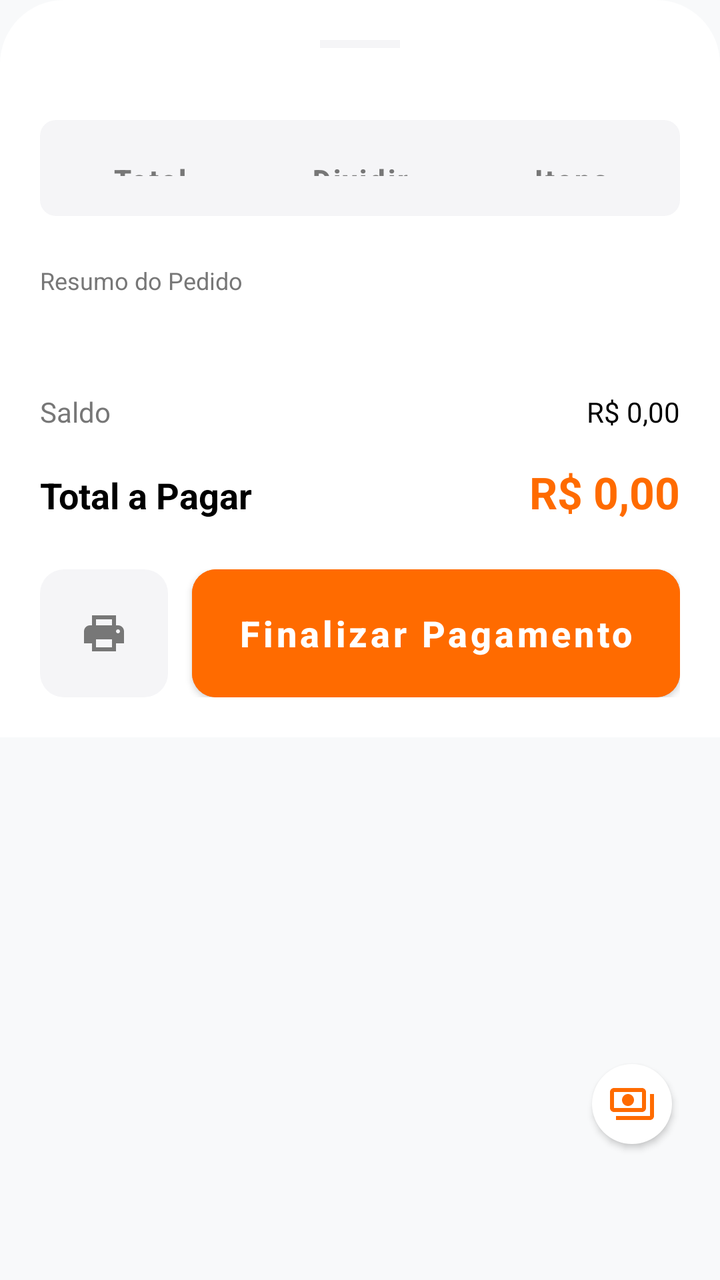
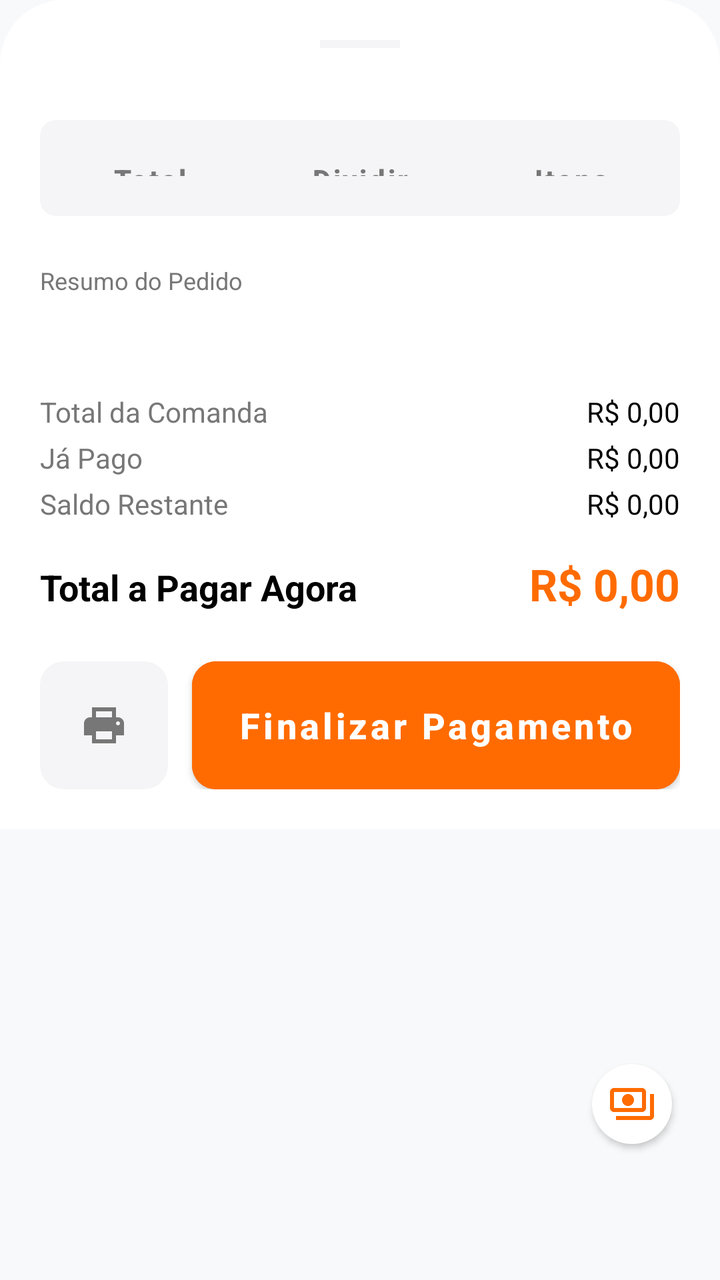

An Android layout rendered at two revisions. The XML below is the earlier revision; the diff shows what the commit changed to produce the second picture.
<!-- AndroidManifest.xml: application theme Theme.SmartPosPdvPro -->
<!-- res/layout/layout_table_checkout.xml -->
<FrameLayout xmlns:android="http://schemas.android.com/apk/res/android"
    xmlns:app="http://schemas.android.com/apk/res-auto"
    android:layout_width="match_parent"
    android:layout_height="wrap_content">

    <androidx.core.widget.NestedScrollView
        android:layout_width="match_parent"
        android:layout_height="wrap_content"
        android:background="@drawable/bg_cart_sheet">

        <LinearLayout
            android:layout_width="match_parent"
            android:layout_height="wrap_content"
            android:orientation="vertical"
            android:padding="20dp">

            
            <View
                android:layout_width="40dp"
                android:layout_height="4dp"
                android:layout_gravity="center_horizontal"
                android:background="@color/category_inactive"
                android:layout_marginBottom="20dp" />

            
            <com.google.android.material.button.MaterialButtonToggleGroup
                android:id="@+id/toggleGroupMode"
                android:layout_width="match_parent"
                android:layout_height="48dp"
                app:singleSelection="true"
                app:selectionRequired="true"
                android:layout_marginTop="16dp"
                android:background="@drawable/bg_toggle_group"
                android:padding="2dp">
                <Button
                    android:id="@+id/btnModeFull"
                    style="@style/Widget.MaterialComponents.Button.TextButton"
                    android:layout_width="0dp"
                    android:layout_weight="1"
                    android:layout_height="match_parent"
                    android:text="Total"
                    android:textColor="@color/text_secondary"
                    app:cornerRadius="8dp" />
                <Button
                    android:id="@+id/btnModeSplitPeople"
                    style="@style/Widget.MaterialComponents.Button.TextButton"
                    android:layout_width="0dp"
                    android:layout_weight="1"
                    android:layout_height="match_parent"
                    android:text="Dividir"
                    android:textColor="@color/text_secondary"
                    app:cornerRadius="8dp" />
                <Button
                    android:id="@+id/btnModeSplitItems"
                    style="@style/Widget.MaterialComponents.Button.TextButton"
                    android:layout_width="0dp"
                    android:layout_weight="1"
                    android:layout_height="match_parent"
                    android:text="Itens"
                    android:textColor="@color/text_secondary"
                    app:cornerRadius="8dp" />
            </com.google.android.material.button.MaterialButtonToggleGroup>

            
            <LinearLayout
                android:id="@+id/layoutPeople"
                android:layout_width="match_parent"
                android:layout_height="wrap_content"
                android:orientation="vertical"
                android:layout_marginTop="16dp"
                android:visibility="gone">
                <TextView
                    android:layout_width="wrap_content"
                    android:layout_height="wrap_content"
                    android:text="Número de Pessoas"
                    android:textSize="12sp"
                    android:textColor="@color/text_secondary"
                    android:layout_marginBottom="8dp" />
                <EditText
                    android:id="@+id/etPeopleCount"
                    android:layout_width="match_parent"
                    android:layout_height="56dp"
                    android:background="@drawable/bg_quantity_selector_modern"
                    android:paddingHorizontal="16dp"
                    android:inputType="number"
                    android:text="1"
                    android:textStyle="bold"
                    android:textColor="@color/black" />
                <TextView
                    android:id="@+id/tvPerPersonValue"
                    android:layout_width="match_parent"
                    android:layout_height="wrap_content"
                    android:layout_marginTop="8dp"
                    android:text="Valor por pessoa: R$ 0,00"
                    android:textSize="14sp"
                    android:textColor="@color/primary"
                    android:textStyle="bold" />
            </LinearLayout>

            
            <LinearLayout
                android:id="@+id/layoutItems"
                android:layout_width="match_parent"
                android:layout_height="wrap_content"
                android:orientation="vertical"
                android:layout_marginTop="16dp"
                android:visibility="gone">
                <TextView
                    android:layout_width="wrap_content"
                    android:layout_height="wrap_content"
                    android:text="Selecione os Itens"
                    android:textSize="12sp"
                    android:textColor="@color/text_secondary"
                    android:layout_marginBottom="8dp" />
                <androidx.recyclerview.widget.RecyclerView
                    android:id="@+id/rvSelectItems"
                    android:layout_width="match_parent"
                    android:layout_height="wrap_content"
                    android:nestedScrollingEnabled="false" />
            </LinearLayout>

            
            <TextView
                android:layout_width="wrap_content"
                android:layout_height="wrap_content"
                android:text="Resumo do Pedido"
                android:textSize="12sp"
                android:textColor="@color/text_secondary"
                android:layout_marginTop="24dp"
                android:layout_marginBottom="8dp" />
            <androidx.recyclerview.widget.RecyclerView
                android:id="@+id/rvCheckoutItems"
                android:layout_width="match_parent"
                android:layout_height="wrap_content"
                android:nestedScrollingEnabled="false" />

            <LinearLayout
                android:id="@+id/layoutTaxBreakdown"
                android:layout_width="match_parent"
                android:layout_height="wrap_content"
                android:orientation="vertical"
                android:layout_marginTop="16dp" />

            
            <LinearLayout
                android:layout_width="match_parent"
                android:layout_height="wrap_content"
                android:orientation="vertical"
                android:layout_marginTop="24dp"
                android:layout_marginBottom="16dp">

                <LinearLayout
                    android:layout_width="match_parent"
                    android:layout_height="wrap_content"
                    android:orientation="horizontal">
                    <TextView
                        android:layout_width="0dp"
                        android:layout_weight="1"
                        android:layout_height="wrap_content"
                        android:text="Saldo"
                        android:textSize="14sp"
                        android:textColor="@color/text_secondary" />
                    <TextView
                        android:id="@+id/tvPendingBalance"
                        android:layout_width="wrap_content"
                        android:layout_height="wrap_content"
                        android:text="R$ 0,00"
                        android:textSize="14sp"
                        android:textColor="@color/black" />
                </LinearLayout>

                <LinearLayout
                    android:layout_width="match_parent"
                    android:layout_height="wrap_content"
                    android:layout_marginTop="16dp"
                    android:orientation="horizontal">
                    <TextView
                        android:layout_width="0dp"
                        android:layout_weight="1"
                        android:layout_height="wrap_content"
                        android:text="Total a Pagar"
                        android:textSize="18sp"
                        android:textStyle="bold"
                        android:textColor="@color/black" />
                    <TextView
                        android:id="@+id/tvTotalToPay"
                        android:layout_width="wrap_content"
                        android:layout_height="wrap_content"
                        android:text="R$ 0,00"
                        android:textSize="22sp"
                        android:textStyle="bold"
                        android:textColor="@color/primary" />
                </LinearLayout>
            </LinearLayout>

            
            <LinearLayout
                android:layout_width="match_parent"
                android:layout_height="wrap_content"
                android:orientation="horizontal"
                android:layout_marginTop="8dp">

                <ImageButton
                    android:id="@+id/btnPrinter"
                    android:layout_width="64dp"
                    android:layout_height="64dp"
                    android:src="@drawable/ic_printer"
                    android:background="@drawable/bg_quantity_selector_modern"
                    app:tint="@color/text_secondary"
                    android:layout_marginEnd="12dp" />

                <Button
                    android:id="@+id/btnPayLink"
                    style="@style/Widget.SmartPos.Button"
                    android:layout_width="0dp"
                    android:layout_weight="1"
                    android:layout_height="64dp"
                    android:text="Finalizar Pagamento"
                    android:textSize="18sp"
                    android:backgroundTint="@color/primary"
                    android:textColor="@color/white" />
            </LinearLayout>

        </LinearLayout>
    </androidx.core.widget.NestedScrollView>

    <com.google.android.material.floatingactionbutton.FloatingActionButton
        android:id="@+id/fabCurrency"
        android:layout_width="wrap_content"
        android:layout_height="wrap_content"
        android:layout_gravity="bottom|end"
        android:layout_marginBottom="64dp"
        android:layout_marginEnd="20dp"
        android:src="@drawable/ic_payments_modern"
        app:backgroundTint="@color/white"
        app:tint="@color/primary"
        app:fabSize="mini"
        app:elevation="2dp"
        app:borderWidth="0dp"
        android:visibility="visible" />

    <include
        layout="@layout/layout_loading_overlay"
        android:id="@+id/loadingLayout" />

</FrameLayout>
<!-- res/layout/layout_loading_overlay.xml (included above) -->
<?xml version="1.0" encoding="utf-8"?>
<androidx.constraintlayout.widget.ConstraintLayout xmlns:android="http://schemas.android.com/apk/res/android"
    xmlns:app="http://schemas.android.com/apk/res-auto"
    android:id="@+id/loadingOverlay"
    android:layout_width="match_parent"
    android:layout_height="match_parent"
    android:background="#99000000"
    android:clickable="true"
    android:focusable="true"
    android:elevation="100dp"
    android:visibility="gone">

    <com.google.android.material.card.MaterialCardView
        android:layout_width="wrap_content"
        android:layout_height="wrap_content"
        app:cardCornerRadius="16dp"
        app:cardElevation="8dp"
        app:layout_constraintBottom_toBottomOf="parent"
        app:layout_constraintEnd_toEndOf="parent"
        app:layout_constraintStart_toStartOf="parent"
        app:layout_constraintTop_toTopOf="parent">

        <LinearLayout
            android:layout_width="wrap_content"
            android:layout_height="wrap_content"
            android:gravity="center"
            android:orientation="vertical"
            android:padding="24dp">

            <com.google.android.material.progressindicator.CircularProgressIndicator
                android:layout_width="wrap_content"
                android:layout_height="wrap_content"
                android:indeterminate="true"
                app:indicatorColor="@color/primary"
                app:indicatorSize="48dp"
                app:trackThickness="4dp" />

            <TextView
                android:layout_width="wrap_content"
                android:layout_height="wrap_content"
                android:layout_marginTop="16dp"
                android:text="Carregando..."
                android:textColor="@color/text_primary"
                android:textSize="14sp"
                android:textStyle="bold" />

        </LinearLayout>
    </com.google.android.material.card.MaterialCardView>

</androidx.constraintlayout.widget.ConstraintLayout>
<!-- resources referenced by this layout -->
<resources>
  <color name="black">#FF000000</color>
  <color name="category_inactive">#F5F5F7</color>
  <color name="primary">#FF6B00</color>
  <color name="text_primary">#333333</color>
  <color name="text_secondary">#777777</color>
  <color name="white">#FFFFFFFF</color>
  <!-- drawable bg_cart_sheet (drawable) -->
  <?xml version="1.0" encoding="utf-8"?>
  <shape xmlns:android="http://schemas.android.com/apk/res/android">
      <solid android:color="#FFFFFF" />
      <corners 
          android:topLeftRadius="32dp"
          android:topRightRadius="32dp" />
  </shape>
  <!-- drawable bg_quantity_selector_modern (drawable) -->
  <?xml version="1.0" encoding="utf-8"?>
  <shape xmlns:android="http://schemas.android.com/apk/res/android">
      <solid android:color="@color/category_inactive" />
      <corners android:radius="@dimen/radius_medium" />
  </shape>
  <!-- drawable bg_toggle_group (drawable) -->
  <?xml version="1.0" encoding="utf-8"?>
  <shape xmlns:android="http://schemas.android.com/apk/res/android">
      <solid android:color="@color/category_inactive" />
      <corners android:radius="8dp" />
  </shape>
  <style name="Widget.SmartPos.Button" parent="Widget.MaterialComponents.Button">
          <item name="cornerRadius">@dimen/radius_medium</item>
          <item name="android:insetTop">0dp</item>
          <item name="android:insetBottom">0dp</item>
          <item name="android:textAllCaps">false</item>
          <item name="android:textStyle">bold</item>
          <item name="android:paddingVertical">12dp</item>
      </style>
  <style name="Theme.SmartPosPdvPro" parent="Theme.MaterialComponents.Light.NoActionBar">
          <item name="colorPrimary">@color/primary</item>
          <item name="colorPrimaryVariant">@color/primary_variant</item>
          <item name="colorOnPrimary">@color/text_on_primary</item>
          <item name="colorSecondary">@color/secondary</item>
          <item name="colorOnSecondary">@color/white</item>
          <item name="android:windowBackground">@color/bg_light</item>
          <item name="android:statusBarColor">@color/bg_light</item>
          <item name="android:windowLightStatusBar">true</item>
          
          
          <item name="materialCardViewStyle">@style/Widget.SmartPos.Card</item>
          <item name="materialButtonStyle">@style/Widget.SmartPos.Button</item>
      </style>
  <dimen name="radius_medium">12dp</dimen>
  <color name="primary_variant">#E65100</color>
  <color name="text_on_primary">#FFFFFF</color>
  <color name="secondary">#333333</color>
  <color name="bg_light">#F8F9FA</color>
  <style name="Widget.SmartPos.Card" parent="Widget.MaterialComponents.CardView">
          <item name="cardCornerRadius">@dimen/radius_large</item>
          <item name="cardElevation">@dimen/elevation_low</item>
          <item name="cardBackgroundColor">@color/surface</item>
          <item name="android:clickable">true</item>
          <item name="android:focusable">true</item>
          <item name="android:foreground">?attr/selectableItemBackground</item>
          <item name="strokeWidth">0dp</item>
      </style>
  <dimen name="radius_large">16dp</dimen>
  <dimen name="elevation_low">2dp</dimen>
  <color name="surface">#FFFFFF</color>
  <!-- unchanged entries left out for length: 2 -->
</resources>

<!-- the commit's change to res/layout/layout_table_checkout.xml (unified diff, before → after) -->
@@ -149,6 +149,30 @@
                 android:layout_marginTop="24dp"
                 android:layout_marginBottom="16dp">
 
+                
+                <LinearLayout
+                    android:id="@+id/layoutPaymentsContainer"
+                    android:layout_width="match_parent"
+                    android:layout_height="wrap_content"
+                    android:orientation="vertical"
+                    android:layout_marginBottom="16dp"
+                    android:visibility="gone">
+
+                    <TextView
+                        android:layout_width="wrap_content"
+                        android:layout_height="wrap_content"
+                        android:text="@string/payments_made"
+                        android:textSize="12sp"
+                        android:textColor="@color/text_secondary"
+                        android:layout_marginBottom="8dp" />
+
+                    <LinearLayout
+                        android:id="@+id/layoutPaymentsList"
+                        android:layout_width="match_parent"
+                        android:layout_height="wrap_content"
+                        android:orientation="vertical" />
+                </LinearLayout>
+
                 <LinearLayout
                     android:layout_width="match_parent"
                     android:layout_height="wrap_content"
@@ -157,7 +181,49 @@
                         android:layout_width="0dp"
                         android:layout_weight="1"
                         android:layout_height="wrap_content"
-                        android:text="Saldo"
+                        android:text="@string/comanda_total"
+                        android:textSize="14sp"
+                        android:textColor="@color/text_secondary" />
+                    <TextView
+                        android:id="@+id/tvComandaTotal"
+                        android:layout_width="wrap_content"
+                        android:layout_height="wrap_content"
+                        android:text="R$ 0,00"
+                        android:textSize="14sp"
+                        android:textColor="@color/black" />
+                </LinearLayout>
+
+                <LinearLayout
+                    android:layout_width="match_parent"
+                    android:layout_height="wrap_content"
+                    android:layout_marginTop="4dp"
+                    android:orientation="horizontal">
+                    <TextView
+                        android:layout_width="0dp"
+                        android:layout_weight="1"
+                        android:layout_height="wrap_content"
+                        android:text="@string/total_paid"
+                        android:textSize="14sp"
+                        android:textColor="@color/text_secondary" />
+                    <TextView
+                        android:id="@+id/tvTotalPaid"
+                        android:layout_width="wrap_content"
+                        android:layout_height="wrap_content"
+                        android:text="R$ 0,00"
+                        android:textSize="14sp"
+                        android:textColor="@color/black" />
+                </LinearLayout>
+
+                <LinearLayout
+                    android:layout_width="match_parent"
+                    android:layout_height="wrap_content"
+                    android:layout_marginTop="4dp"
+                    android:orientation="horizontal">
+                    <TextView
+                        android:layout_width="0dp"
+                        android:layout_weight="1"
+                        android:layout_height="wrap_content"
+                        android:text="@string/remaining_balance"
                         android:textSize="14sp"
                         android:textColor="@color/text_secondary" />
                     <TextView
@@ -178,7 +244,7 @@
                         android:layout_width="0dp"
                         android:layout_weight="1"
                         android:layout_height="wrap_content"
-                        android:text="Total a Pagar"
+                        android:text="@string/total_to_pay_now"
                         android:textSize="18sp"
                         android:textStyle="bold"
                         android:textColor="@color/black" />
<!-- resource entries referenced after the edit -->
@@ -26,6 +26,11 @@
       <solid android:color="@color/category_inactive" />
       <corners android:radius="8dp" />
   </shape>
+  <string name="comanda_total">Total da Comanda</string>
+  <string name="payments_made">Pagamentos Efetuados</string>
+  <string name="remaining_balance">Saldo Restante</string>
+  <string name="total_paid">Já Pago</string>
+  <string name="total_to_pay_now">Total a Pagar Agora</string>
   <style name="Widget.SmartPos.Button" parent="Widget.MaterialComponents.Button">
           <item name="cornerRadius">@dimen/radius_medium</item>
           <item name="android:insetTop">0dp</item>
@@ -43,6 +48,7 @@
           <item name="android:windowBackground">@color/bg_light</item>
           <item name="android:statusBarColor">@color/bg_light</item>
           <item name="android:windowLightStatusBar">true</item>
+          <item name="android:fitsSystemWindows">true</item>
           
           
           <item name="materialCardViewStyle">@style/Widget.SmartPos.Card</item>
